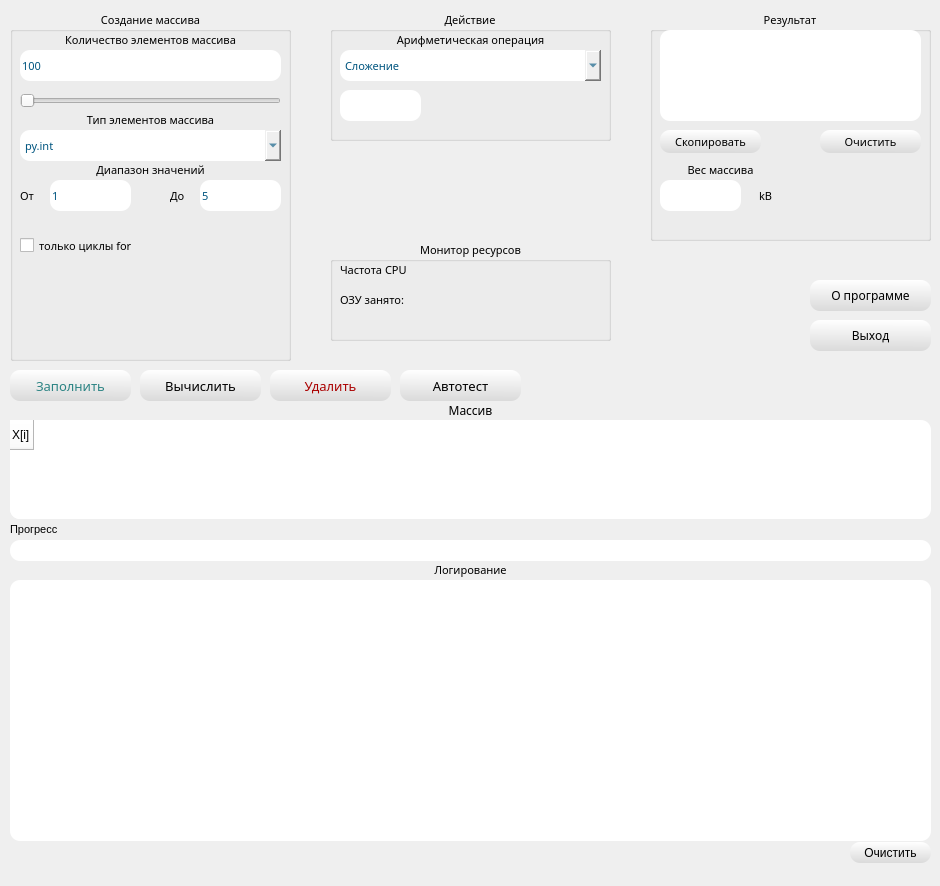
Above: t.ui from gozoniy/calc before the change. Below: the same form after it.
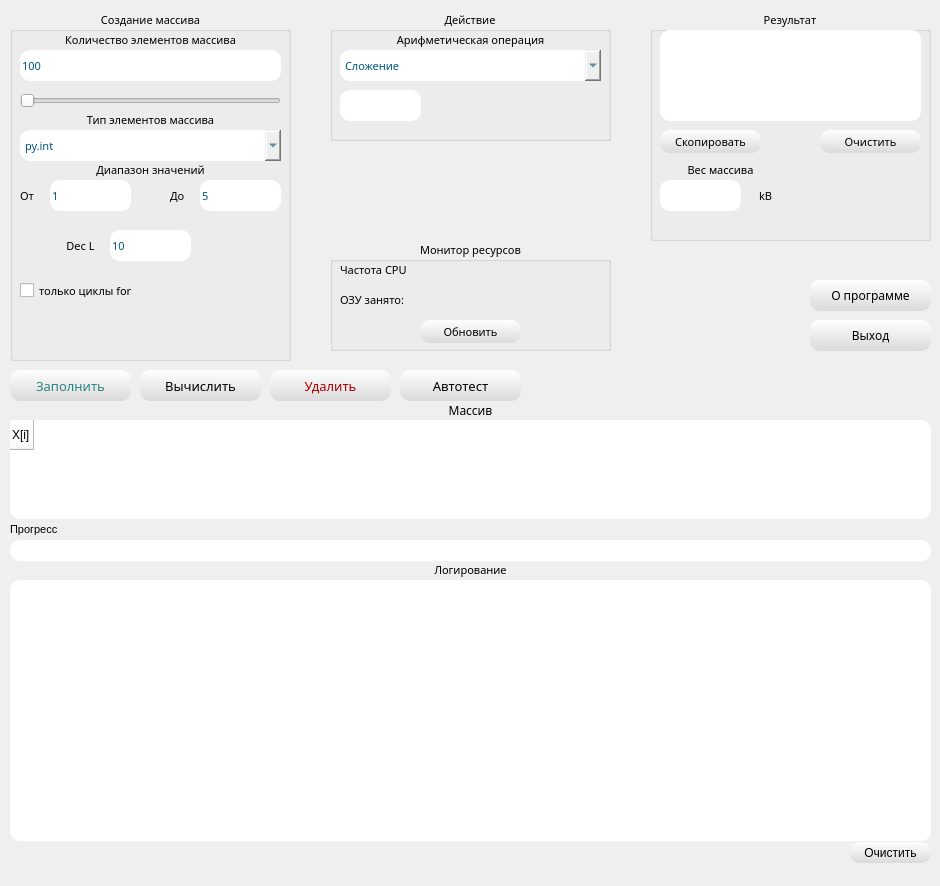
That is the form after the change.

Commit message: Decimal Added + design features

Patch:
```diff
--- a/t.ui
+++ b/t.ui
@@ -674,9 +674,9 @@
      <property name="geometry">
       <rect>
        <x>10</x>
-       <y>210</y>
+       <y>270</y>
        <width>221</width>
-       <height>51</height>
+       <height>21</height>
       </rect>
      </property>
      <property name="font">
@@ -705,6 +705,66 @@
       <bool>false</bool>
      </property>
     </widget>
+    <widget class="QLineEdit" name="lineEdit_6">
+     <property name="geometry">
+      <rect>
+       <x>100</x>
+       <y>220</y>
+       <width>81</width>
+       <height>31</height>
+      </rect>
+     </property>
+     <property name="font">
+      <font>
+       <family>Google Sans</family>
+       <pointsize>8</pointsize>
+       <weight>50</weight>
+       <italic>false</italic>
+       <bold>false</bold>
+      </font>
+     </property>
+     <property name="styleSheet">
+      <string notr="true">color: rgb(0, 85, 127);
+border-width: 2px;
+font: 8pt &quot;Google Sans&quot;;
+    border-radius: 10px;
+    border-color: beige;</string>
+     </property>
+     <property name="text">
+      <string>10</string>
+     </property>
+     <property name="maxLength">
+      <number>20</number>
+     </property>
+     <property name="clearButtonEnabled">
+      <bool>false</bool>
+     </property>
+    </widget>
+    <widget class="QLabel" name="label_18">
+     <property name="geometry">
+      <rect>
+       <x>40</x>
+       <y>220</y>
+       <width>61</width>
+       <height>31</height>
+      </rect>
+     </property>
+     <property name="font">
+      <font>
+       <family>Google Sans</family>
+       <pointsize>8</pointsize>
+       <weight>50</weight>
+       <italic>false</italic>
+       <bold>false</bold>
+      </font>
+     </property>
+     <property name="text">
+      <string>Dec L</string>
+     </property>
+     <property name="alignment">
+      <set>Qt::AlignCenter</set>
+     </property>
+    </widget>
    </widget>
    <widget class="QGroupBox" name="groupBox_2">
     <property name="geometry">
@@ -1388,7 +1448,7 @@
       <x>330</x>
       <y>240</y>
       <width>281</width>
-      <height>101</height>
+      <height>111</height>
      </rect>
     </property>
     <property name="font">
@@ -1518,6 +1578,54 @@
       <set>Qt::AlignRight|Qt::AlignTrailing|Qt::AlignVCenter</set>
      </property>
     </widget>
+    <widget class="QPushButton" name="pushButton_10">
+     <property name="geometry">
+      <rect>
+       <x>90</x>
+       <y>80</y>
+       <width>101</width>
+       <height>23</height>
+      </rect>
+     </property>
+     <property name="font">
+      <font>
+       <family>Google Sans</family>
+       <pointsize>8</pointsize>
+       <weight>50</weight>
+       <italic>false</italic>
+       <bold>false</bold>
+      </font>
+     </property>
+     <property name="styleSheet">
+      <string notr="true">QPushButton{
+	border-width: 5px;
+	font: 8pt &quot;Google Sans&quot;;
+    border-radius: 10px;
+    border-color: beige;
+	
+	
+	
+	
+	
+	background-color: qlineargradient(spread:pad, x1:0.489, y1:1, x2:0.500364, y2:0, stop:0 rgba(218, 218, 218, 255), stop:1 rgba(255, 255, 255, 255));
+}
+QPushButton:Hover{
+	
+	
+	
+	
+	background-color: qlineargradient(spread:pad, x1:0, y1:0, x2:1, y2:1, stop:0 rgba(85, 136, 144, 255), stop:1 rgba(255, 255, 255, 255));
+	
+}
+QPushButton:pressed{
+	
+	background-color: qlineargradient(spread:pad, x1:0, y1:0, x2:0.966409, y2:0.756, stop:0 rgba(178, 197, 200, 255), stop:1 rgba(230, 255, 255, 255));
+}</string>
+     </property>
+     <property name="text">
+      <string>Обновить</string>
+     </property>
+    </widget>
    </widget>
    <zorder>label_6</zorder>
    <zorder>textBrowser</zorder>
```
The commit also changes 5 other files.
